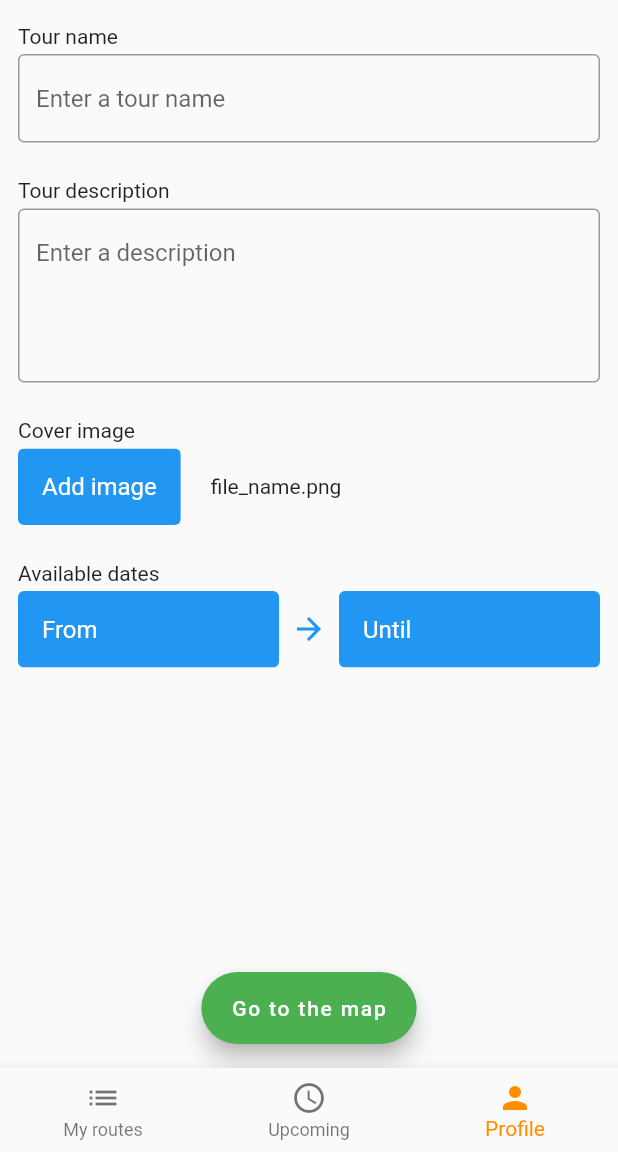
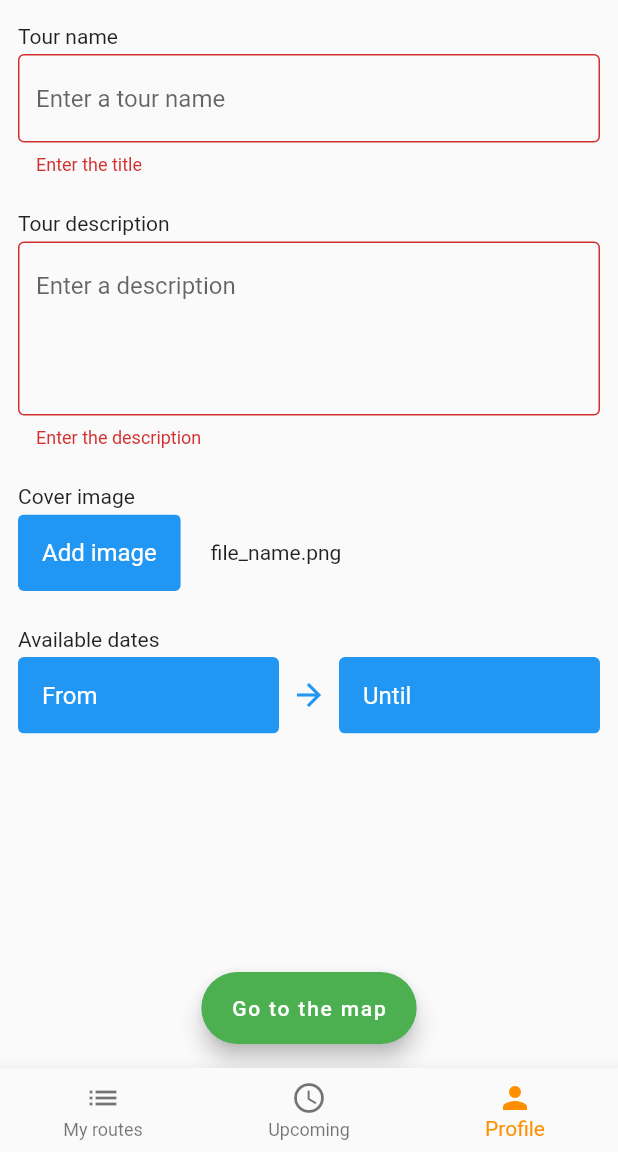
Before and after one commit to nurSaadat/RemoteGuide, a Flutter app: the screen it shows once a user with an empty profile is signed in, item 3 of the bottom bar chosen, after a tap on "Go to the map", on a phone screen of 412 x 824 dp, the part 84-1236 px from its top. Run offline on Flutter 3.47's test engine with Material 2 defaults, Android fonts, the phone set to English and light mode, and no system bars; our stand-ins replace cloud_firestore, firebase_auth, firebase_core, firebase_database, flutter_spinkit, image_picker; accounts and stored records are empty.

```diff
--- a/lib/pages/home/create_route.dart
+++ b/lib/pages/home/create_route.dart
@@ -14,10 +14,12 @@ class CreateRoute extends StatefulWidget {
 }
 
 class _CreateRouteState extends State<CreateRoute> {
+  final _formKey = GlobalKey<FormState>();
   DateTimeRange? dateRange;
   String name = "";
   String description = "";
   late File image;
+  bool loading = false;
 
   String getFrom() {
     if (dateRange == null) {
@@ -36,7 +38,7 @@ class _CreateRouteState extends State<CreateRoute> {
   }
 
   _getFromGallery() async {
-    PickedFile? pickedFile = await ImagePicker().getImage(
+    XFile? pickedFile = await ImagePicker().pickImage(
       source: ImageSource.gallery,
       maxWidth: 1800,
       maxHeight: 1800,
@@ -49,7 +51,9 @@ class _CreateRouteState extends State<CreateRoute> {
   @override
   Widget build(BuildContext context) {
     return Scaffold(
-      body: Column(
+      body: Form(
+        key: _formKey,
+        child: Column (
           crossAxisAlignment: CrossAxisAlignment.start,
           children: <Widget>[
             const Padding(
@@ -58,12 +62,11 @@ class _CreateRouteState extends State<CreateRoute> {
             ),
             Padding(
               padding: const EdgeInsets.fromLTRB(12,0,12,8),
-            child: TextField(
+              child: TextFormField(
                 onChanged: (text) {
-                setState(() {
-                  name = text;
-                });
+                  setState(() => name = text);
                 },
+                validator: (val) => val!.isEmpty ? 'Enter the title' : null,
                 decoration: const InputDecoration(
                   border: OutlineInputBorder(),
                   hintText: 'Enter a tour name',
@@ -76,12 +79,11 @@ class _CreateRouteState extends State<CreateRoute> {
             ),
             Padding(
               padding: const EdgeInsets.fromLTRB(12,0,12,8),
-            child: TextField(
+              child: TextFormField(
                 onChanged: (text) {
-                setState(() {
-                  description = text;
-                });
+                  setState(() => description = text);
                 },
+                validator: (val) => val!.isEmpty ? 'Enter the description' : null,
                 keyboardType: TextInputType.multiline,
                 maxLines: 4,
                 decoration: const InputDecoration(
@@ -139,18 +141,24 @@ class _CreateRouteState extends State<CreateRoute> {
                 ],
               ),
             ),
-        ],
+          ],),
       ),
       floatingActionButtonLocation: FloatingActionButtonLocation.centerFloat,
       floatingActionButton: FloatingActionButton.extended(
         onPressed: () {
-          CollectionReference ref = FirebaseFirestore.instance.collection('routes');
+          if (_formKey.currentState!.validate()) {
+            setState(() => loading = true);
+            CollectionReference ref = FirebaseFirestore.instance.collection(
+                'routes');
             ref.add({
               "name": name,
               "description": description,
             });
+
+          }
           print("Pressed on button!");
         },
+
         label: const Text('Go to the map'),
         backgroundColor: Colors.green,
       ),
```
Lines whose indentation alone changed are shown as unchanged.
